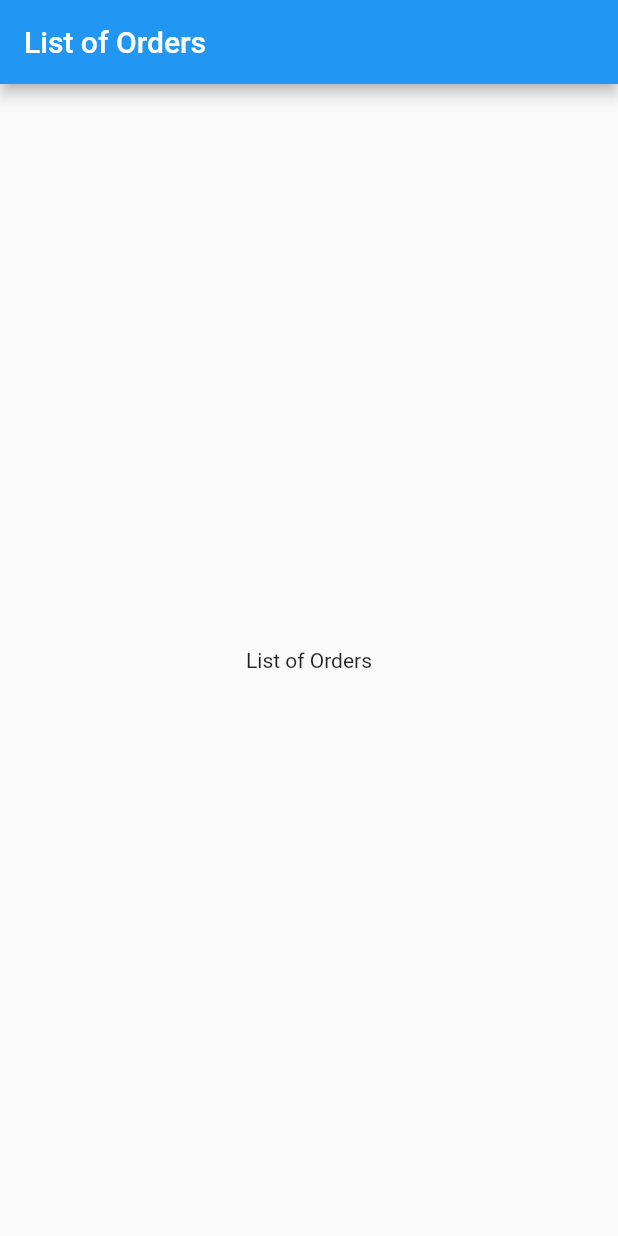
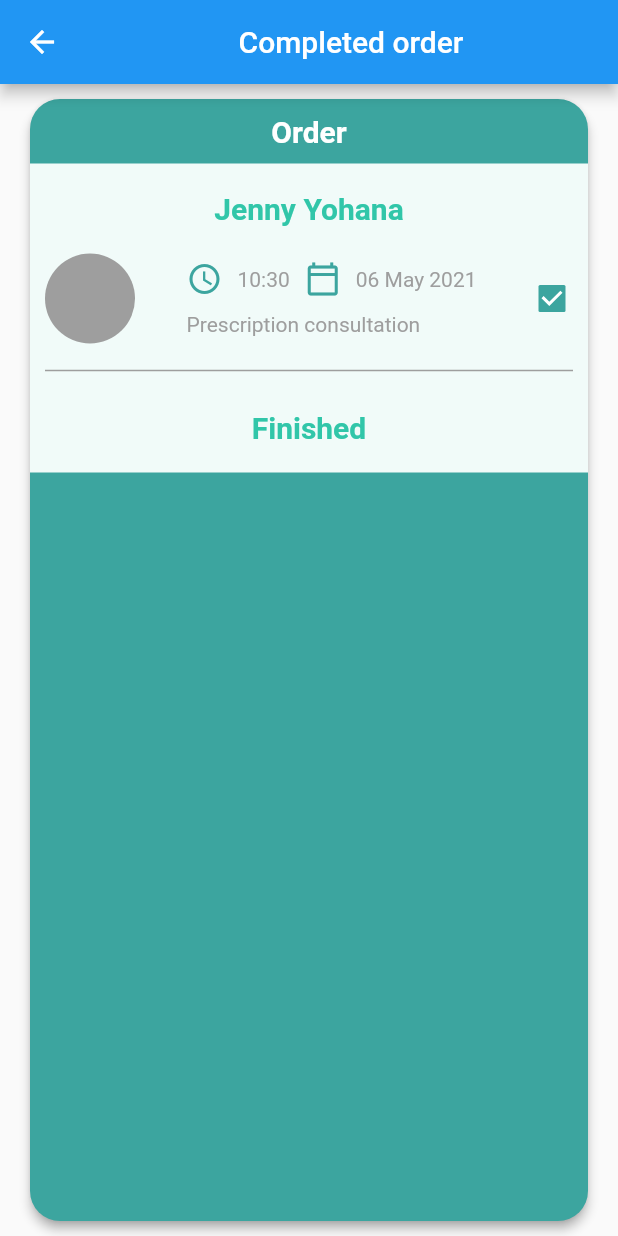
Before and after one commit to RahulRimal/AvocadoTask, a Flutter app: the screen it shows after launch, on a phone screen of 412 x 824 dp. Run offline on Flutter 3.47's test engine with Material 2 defaults, Android fonts, the phone set to English and light mode, and no system bars.

Commit message:
Working on order list card

```diff
--- /dev/null
+++ b/lib/managers/color_manager.dart
@@ -0,0 +1,10 @@
+import 'package:flutter/material.dart';
+
+class ColorManager
+{
+  static Color primary = Color.fromRGBO(49, 198, 169, 1);
+  static Color secondary = Color.fromRGBO(60,165,159, 1);
+
+  static Color containerBackground = Color.fromRGBO(241,251,249, 1);
+  static Color listTileColor = Color.fromRGBO(236,247,251, 1);
+}
--- a/lib/screens/list_of_order_screen.dart
+++ b/lib/screens/list_of_order_screen.dart
@@ -1,4 +1,6 @@
 import 'package:flutter/material.dart';
+
+import '../managers/color_manager.dart';
 
 class ListOfOrderScreen extends StatelessWidget {
   const ListOfOrderScreen({Key? key}) : super(key: key);
@@ -7,11 +9,160 @@ class ListOfOrderScreen extends StatelessWidget {
   Widget build(BuildContext context) {
     return Scaffold(
       appBar: AppBar(
-        title: Text('List of Orders'),
+        leading: IconButton(
+          icon: Icon(Icons.arrow_back),
+          onPressed: () {},
+        ),
+        title: Center(child: Text('Completed order')),
       ),
-      body: Center(
-        child: Text('List of Orders'),
+      body: Card(
+        margin: EdgeInsets.symmetric(horizontal: 20, vertical: 10,),
+        color: ColorManager.secondary,
+        shape: RoundedRectangleBorder(
+          borderRadius: BorderRadius.circular(20),
+        ),
+        elevation: 3,
+        shadowColor: Colors.grey,
+        // margin: EdgeInsets.all(10),
+        child: Column(
+          children: [
+
+            Padding(
+              padding: const EdgeInsets.symmetric(vertical: 10),
+              child: Text(
+                'Order',
+                style: TextStyle(
+                  color: Colors.white,
+                  fontSize: 20,
+                  fontWeight: FontWeight.bold,
+                ),
+              ),
+            ),
+
+            Container(
+              padding: EdgeInsets.symmetric(horizontal: 10),
+              decoration: BoxDecoration(
+                color: ColorManager.containerBackground,
+                // borderRadius: BorderRadius.circular(20),
+              ),
+              child: Column(children: [
+                Container(
+              height: 60,
+              child: Center(
+                child: Text(
+                  'Jenny Yohana',
+
+                  style: TextStyle(
+                    color: ColorManager.primary,
+                    fontSize: 20,
+                    fontWeight: FontWeight.bold,
+                  ),
+                ),
+              ),
+            ),
+            Row(
+              mainAxisAlignment: MainAxisAlignment.spaceBetween,
+              children: [
+                CircleAvatar(
+                  radius: 30,
+                  backgroundColor: Colors.grey,
+                ),
+                Column(
+                  crossAxisAlignment: CrossAxisAlignment.start,
+                  children: [
+                    Row(
+                      mainAxisAlignment: MainAxisAlignment.start,
+                      children: [
+                        Icon(
+                          Icons.watch_later_outlined,
+                          color: ColorManager.secondary,
+                        ),
+                        SizedBox(
+                          width: 10,
+                        ),
+                        Text(
+                          '10:30',
+
+                          style: TextStyle(
+                            color: Colors.grey,
+                          ),
+                        ),
+                        SizedBox(
+                          width: 10,
+                        ),
+                        Icon(
+                          Icons.calendar_today_outlined,
+                          color: ColorManager.secondary,
+                        ),
+                        SizedBox(
+                          width: 10,
+                        ),
+                        Text(
+                          '06 May 2021',
+
+
+                          style: TextStyle(
+                            color: Colors.grey,
+                          ),
+                        ),
+                      ],
+                    ),
+                    SizedBox(
+                      height: 10,
+                    ),
+                    Text(
+                      'Prescription consultation',
+
+                      style: TextStyle(
+                        color: Colors.grey,
+                      ),
+                    ),
+                  ],
+                ),
+                Container(
+                    width: 30,
+                    // height: 30,
+                    child: CheckboxListTile(
+                      tileColor: ColorManager.secondary,
+                      checkColor: Colors.white,
+                      activeColor: ColorManager.secondary,
+                      shape: RoundedRectangleBorder(
+                        borderRadius: BorderRadius.circular(5),
+                      ),
+                      value: true,
+                      onChanged: (value) {},
+                    )),
+              ],
+            ),
+            SizedBox(
+              height: 10,
+            ),
+            Divider(
+              thickness: 1,
+              color: Colors.grey,
+            ),
+            Container(
+              height: 60,
+              decoration: BoxDecoration(
+                  // color: ColorManager.containerBackground,
+                  ),
+              child: Center(
+                child: Text(
+                  'Finished',
+                  style: TextStyle(
+                    color: ColorManager.primary,
+                    fontSize: 20,
+                    fontWeight: FontWeight.bold,
+                  ),
+                ),
+              ),
+            ),
+              ],),
+            ),
+          ],
+        ),
       ),
+
     );
   }
 }
```
